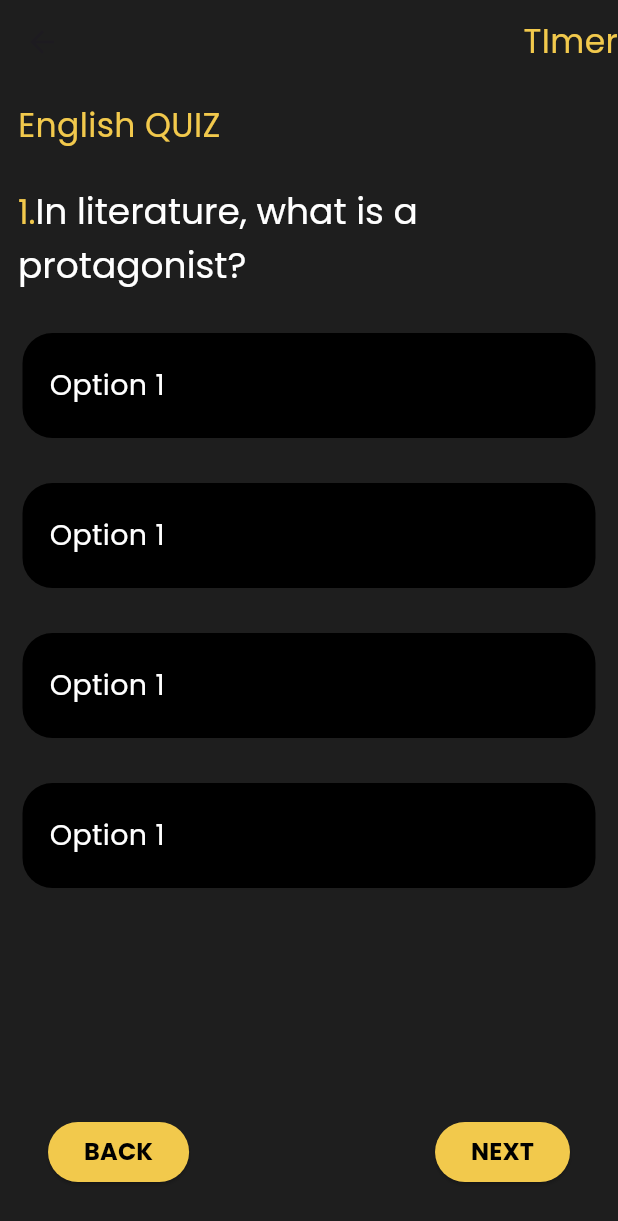
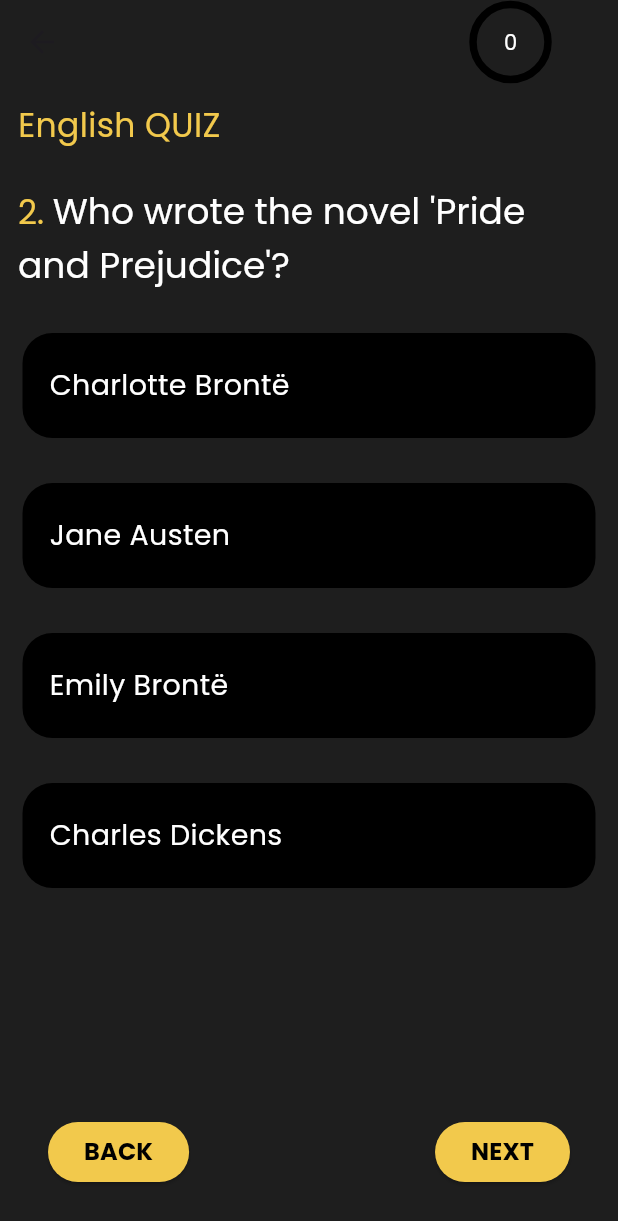
Before and after one commit to VARITHSA/CodSoft, a Flutter app: the EnglishPage screen opened by its route, after a tap on "NEXT", on a phone screen of 412 x 824 dp. Shown: the top 1221 px of the screen. Run offline on Flutter 3.47's test engine with Material 2 defaults, Android fonts, the phone set to English and light mode, and no system bars; drawn by our look-alikes of circular_countdown_timer; our stand-ins replace equatable, flutter_svg, google_fonts, hive, hive_flutter; accounts and stored records are empty.

Commit message:
English Page UI with data complete

```diff
--- a/quiz_app/lib/main.dart
+++ b/quiz_app/lib/main.dart
@@ -6,7 +6,7 @@ import 'package:quiz_app/src/pages/maths_page.dart';
 import 'package:quiz_app/src/pages/science_page.dart';
 import 'package:quiz_app/src/utils/routes.dart';
 
-void main() {
+void main() async {
   runApp(const MyApp());
 }
 
--- /dev/null
+++ b/quiz_app/lib/src/models/english_model.dart
@@ -0,0 +1,48 @@
+class English {
+  String? question;
+  List<String>? options;
+  String? correctOption;
+
+  English({
+    this.question,
+    this.options,
+    this.correctOption,
+  });
+
+  English.fromJson(Map<String, dynamic> json) {
+    question = json['question'];
+    options = json['options'].cast<String>();
+    correctOption = json['correct_answer'];
+  }
+
+  Map<String, dynamic> toJson() {
+    final Map<String, dynamic> data = <String, dynamic>{};
+    data['question'] = question;
+    data['options'] = options;
+    data['correct_answer'] = correctOption;
+    return data;
+  }
+}
+
+class EnglishModel {
+  List<English>? english;
+
+  EnglishModel({this.english});
+
+  EnglishModel.fromJson(Map<String, dynamic> json) {
+    if (json['English'] != null) {
+      english = <English>[];
+      json['English'].forEach((v) {
+        english!.add(English.fromJson(v));
+      });
+    }
+  }
+
+  Map<String, dynamic> toJson() {
+    final Map<String, dynamic> data = <String, dynamic>{};
+    if (english != null) {
+      data['English'] = english!.map((v) => v.toJson()).toList();
+    }
+    return data;
+  }
+}
--- a/quiz_app/lib/src/pages/english_page.dart
+++ b/quiz_app/lib/src/pages/english_page.dart
@@ -1,6 +1,12 @@
+import 'dart:convert';
+import 'dart:developer';
+
+import 'package:circular_countdown_timer/circular_countdown_timer.dart';
 import 'package:flutter/material.dart';
+import 'package:flutter/services.dart';
 import 'package:google_fonts/google_fonts.dart';
 import 'package:quiz_app/src/models/constants/colors.dart';
+import 'package:quiz_app/src/models/english_model.dart';
 
 class EnglishPage extends StatefulWidget {
   const EnglishPage({super.key});
@@ -10,19 +16,63 @@ class EnglishPage extends StatefulWidget {
 }
 
 class _EnglishPageState extends State<EnglishPage> {
+  Future<EnglishModel?> fetchDataFromJson(String filePath) async {
+    try {
+      String contents = await rootBundle.loadString(filePath);
+      Map<String, dynamic> jsonMap = json.decode(contents);
+      return EnglishModel.fromJson(jsonMap);
+    } catch (e) {
+      log("Error fetchingdata : $e");
+      return null;
+    }
+  }
+
+  late PageController _pageController;
+
+  late EnglishModel? englishModel;
+  @override
+  void initState() {
+    _pageController = PageController(initialPage: 0);
+    fetchData();
+
+    super.initState();
+  }
+
+  Future<void> fetchData() async {
+    String filePath = 'assets/json/english.json';
+    englishModel = await fetchDataFromJson(filePath);
+
+    if (englishModel != null) {
+      // Process the data as needed
+      // For example, update the UI with the fetched data
+      setState(() {
+        // Your UI update code here
+      });
+    } else {
+      print('Failed to fetch data from the JSON file.');
+    }
+  }
+
+  bool isActive = false;
+
   @override
   Widget build(BuildContext context) {
     return Scaffold(
       appBar: AppBar(
         backgroundColor: Colours.bgColor,
         actions: [
-          Text(
-            'TImer',
-            style: GoogleFonts.poppins(
-              color: Colours.goldColor,
-              fontSize: 22,
+          Padding(
+            padding: const EdgeInsets.all(3.0),
+            child: CircularCountDownTimer(
+              initialDuration: 0,
+              width: MediaQuery.of(context).size.width / 3,
+              height: MediaQuery.of(context).size.height / 3,
+              duration: 120,
+              fillColor: Colours.goldColor,
+              ringColor: Colors.black,
+              textStyle: GoogleFonts.poppins(color: Colors.white),
             ),
-          ),
+          )
         ],
       ),
       backgroundColor: Colours.bgColor,
@@ -44,18 +94,27 @@ class _EnglishPageState extends State<EnglishPage> {
               ],
             ),
           ),
+          Expanded(
+            child: PageView.builder(
+                physics: const NeverScrollableScrollPhysics(),
+                controller: _pageController,
+                itemCount: englishModel!.english!.length,
+                itemBuilder: (context, index) {
+                  return Column(
+                    children: [
                       Padding(
                         padding: const EdgeInsets.all(12.0),
                         child: RichText(
                           text: TextSpan(
-                text: '1.',
+                            text: '${index + 1}. ',
                             style: GoogleFonts.poppins(
                               color: Colours.goldColor,
                               fontSize: 22,
                             ),
                             children: [
                               TextSpan(
-                    text: 'In literature, what is a protagonist?',
+                                text:
+                                    '${englishModel!.english![index].question}',
                                 style: GoogleFonts.poppins(
                                   color: Colors.white,
                                   fontSize: 24,
@@ -67,9 +126,15 @@ class _EnglishPageState extends State<EnglishPage> {
                       ),
                       Flexible(
                         child: ListView.builder(
-                itemCount: 4,
-                itemBuilder: ((context, index) {
-                  return Padding(
+                            itemCount:
+                                englishModel!.english![index].options!.length,
+                            itemBuilder: ((context, indexs) {
+                              return GestureDetector(
+                                onTap: () {
+                                  log(englishModel!
+                                      .english![0].options![indexs]);
+                                },
+                                child: Padding(
                                   padding: const EdgeInsets.all(15.0),
                                   child: Container(
                                     height: 70,
@@ -81,10 +146,11 @@ class _EnglishPageState extends State<EnglishPage> {
                                     child: Row(
                                       children: [
                                         Padding(
-                            padding:
-                                const EdgeInsets.symmetric(horizontal: 18.0),
+                                          padding: const EdgeInsets.symmetric(
+                                              horizontal: 18.0),
                                           child: Text(
-                              "Option 1",
+                                            englishModel!.english![index]
+                                                .options![indexs],
                                             style: GoogleFonts.poppins(
                                               color: Colors.white,
                                               fontSize: 19,
@@ -92,6 +158,7 @@ class _EnglishPageState extends State<EnglishPage> {
                                           ),
                                         ),
                                       ],
+                                    ),
                                   ),
                                 ),
                               );
@@ -103,7 +170,11 @@ class _EnglishPageState extends State<EnglishPage> {
                           mainAxisAlignment: MainAxisAlignment.spaceBetween,
                           children: [
                             ElevatedButton(
-                  onPressed: () {},
+                              onPressed: () {
+                                _pageController.previousPage(
+                                    duration: const Duration(milliseconds: 100),
+                                    curve: Curves.easeIn);
+                              },
                               style: ElevatedButton.styleFrom(
                                   backgroundColor: Colours.goldColor),
                               child: Text(
@@ -116,7 +187,14 @@ class _EnglishPageState extends State<EnglishPage> {
                               ),
                             ),
                             ElevatedButton(
-                  onPressed: () {},
+                              onPressed: () {
+                                englishModel!.english!.length == index + 1
+                                    ? _showSubmitDialog(context)
+                                    : _pageController.nextPage(
+                                        duration:
+                                            const Duration(milliseconds: 100),
+                                        curve: Curves.easeIn);
+                              },
                               style: ElevatedButton.styleFrom(
                                   backgroundColor: Colours.goldColor),
                               child: Text(
@@ -130,9 +208,38 @@ class _EnglishPageState extends State<EnglishPage> {
                             ),
                           ],
                         ),
-          )
+                      ),
+                    ],
+                  );
+                }),
+          ),
         ],
       ),
     );
   }
+
+  _showSubmitDialog(BuildContext context) {
+    return showDialog(
+        context: context,
+        builder: (context) {
+          return AlertDialog(
+            backgroundColor: Colours.bgColor,
+            title: Text(
+              "Want to Submit?",
+              style: GoogleFonts.poppins(
+                fontSize: 16,
+                color: Colours.goldColor,
+              ),
+            ),
+            content: ElevatedButton(
+                onPressed: () {},
+                style: ElevatedButton.styleFrom(
+                    backgroundColor: Colours.goldColor),
+                child: Text(
+                  'SUBMIT',
+                  style: GoogleFonts.poppins(fontSize: 18, color: Colors.black),
+                )),
+          );
+        });
   }
+}
--- a/quiz_app/pubspec.yaml
+++ b/quiz_app/pubspec.yaml
@@ -37,6 +37,7 @@ dependencies:
   google_fonts: ^6.1.0
   flutter_svg: ^2.0.9
   provider: ^6.1.1
+  circular_countdown_timer: ^0.2.3
 
 dev_dependencies:
   flutter_test:
```
Also changed, not shown: quiz_app/pubspec.lock. Lines whose indentation alone changed are shown as unchanged.
